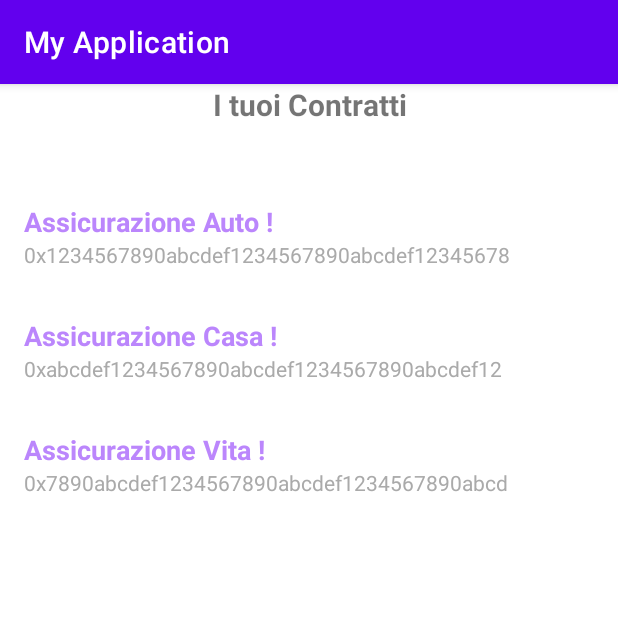
After one commit to G4njalf/tirocinio, an Android app: the fragment ContractsFragment shown on its own in the app's theme, on a phone screen of 412 x 824 dp, the top half of it. The commit adds this screen. Run offline under Robolectric (Android 15) with nearby library versions, the phone set to English and light mode, and no system bars.

Commit message:
ui contratti

```diff
--- a/Dapp/app/src/main/java/com/example/myapplication/ui/contract_creation/ContractCreationFragment.kt
+++ b/Dapp/app/src/main/java/com/example/myapplication/ui/contract_creation/ContractCreationFragment.kt
@@ -29,7 +29,11 @@ class ContractCreationFragment : Fragment() {
         _binding = FragmentContractCreationBinding.inflate(inflater, container, false)
         val root: View = binding.root
 
+        binding.progressBarCreateContract.visibility = View.GONE
 
+        contractCreationViewModel.isLoading.observe(viewLifecycleOwner) { isLoading ->
+            binding.progressBarCreateContract.visibility = if (isLoading) View.VISIBLE else View.GONE
+        }
 
         binding.buttonCreateContract.setOnClickListener {
             val insuredAddress = binding.editTextEnsurer.text.toString()
--- /dev/null
+++ b/Dapp/app/src/main/java/com/example/myapplication/ui/contracts/ContractAdapter.kt
@@ -0,0 +1,48 @@
+package com.example.myapplication.ui.contracts
+
+import android.content.Intent
+import android.view.LayoutInflater
+import android.view.View
+import android.view.ViewGroup
+import android.widget.TextView
+import androidx.recyclerview.widget.RecyclerView
+import com.example.myapplication.ContractDetailActivity
+import com.example.myapplication.R
+
+data class Contract(
+    val address: String,
+    val title: String)
+
+class ContractAdapter(private val contractList: List<Contract>):RecyclerView.Adapter<ContractAdapter.ContractViewHolder>() {
+
+    class ContractViewHolder(itemView: View) : RecyclerView.ViewHolder(itemView) {
+        val addressText: TextView = itemView.findViewById(R.id.addressText)
+        val titleText: TextView = itemView.findViewById(R.id.titleText)
+    }
+
+    override fun onCreateViewHolder(parent: ViewGroup, viewType: Int): ContractViewHolder {
+        val view = LayoutInflater.from(parent.context)
+            .inflate(R.layout.item_contract, parent, false)
+        return ContractViewHolder(view)
+    }
+
+    override fun onBindViewHolder(holder: ContractViewHolder, position: Int) {
+        val contract = contractList[position]
+        holder.addressText.text = contract.address
+        holder.titleText.text = "${contract.title} !"
+
+        holder.itemView.setOnClickListener {
+            val context = holder.itemView.context
+            val intent = Intent(context,ContractDetailActivity::class.java).apply {
+                putExtra("contractAddress", contract.address)
+                putExtra("contractTitle", contract.title)
+
+            }
+            context.startActivity(intent)
+        }
+
+    }
+
+    override fun getItemCount() = contractList.size
+
+}
--- /dev/null
+++ b/Dapp/app/src/main/java/com/example/myapplication/ui/contracts/ContractsFragment.kt
@@ -0,0 +1,54 @@
+package com.example.myapplication.ui.contracts
+
+import android.os.Bundle
+import android.view.LayoutInflater
+import android.view.View
+import android.view.ViewGroup
+import androidx.fragment.app.Fragment
+import androidx.lifecycle.ViewModelProvider
+import androidx.recyclerview.widget.LinearLayoutManager
+import com.example.myapplication.databinding.FragmentContractsBinding
+
+class ContractsFragment : Fragment() {
+
+    private var _binding: FragmentContractsBinding? = null
+
+    // This property is only valid between onCreateView and
+    // onDestroyView.
+    private val binding get() = _binding!!
+
+    override fun onCreateView(
+        inflater: LayoutInflater,
+        container: ViewGroup?,
+        savedInstanceState: Bundle?
+    ): View {
+        val galleryViewModel =
+            ViewModelProvider(this)[ContractsViewModel::class.java]
+
+        _binding = FragmentContractsBinding.inflate(inflater, container, false)
+        val root: View = binding.root
+
+        val recyclerView = binding.recyclerView
+
+        recyclerView.layoutManager = LinearLayoutManager(context)
+
+        val contratti = listOf(
+            Contract("0x1234567890abcdef1234567890abcdef12345678", "Assicurazione Auto"),
+            Contract("0xabcdef1234567890abcdef1234567890abcdef12", "Assicurazione Casa"),
+            Contract("0x7890abcdef1234567890abcdef1234567890abcd", "Assicurazione Vita")
+        )
+
+        val adapter = ContractAdapter(contratti)
+
+        recyclerView.adapter = adapter
+
+        // cose qui
+
+        return root
+    }
+
+    override fun onDestroyView() {
+        super.onDestroyView()
+        _binding = null
+    }
+}
--- /dev/null
+++ b/Dapp/app/src/main/java/com/example/myapplication/ui/contracts/ContractsViewModel.kt
@@ -0,0 +1,14 @@
+package com.example.myapplication.ui.contracts
+
+import androidx.lifecycle.ViewModel
+
+class ContractsViewModel : ViewModel() {
+
+
+
+
+
+
+
+
+}
--- /dev/null
+++ b/Dapp/app/src/main/res/layout/fragment_contracts.xml
@@ -0,0 +1,32 @@
+<?xml version="1.0" encoding="utf-8"?>
+<androidx.constraintlayout.widget.ConstraintLayout xmlns:android="http://schemas.android.com/apk/res/android"
+    xmlns:app="http://schemas.android.com/apk/res-auto"
+    xmlns:tools="http://schemas.android.com/tools"
+    android:layout_width="match_parent"
+    android:layout_height="match_parent"
+    tools:context=".ui.contracts.ContractsFragment">
+
+    <TextView
+        android:id="@+id/textView2"
+        android:layout_width="173dp"
+        android:layout_height="63dp"
+        android:text="I tuoi Contratti"
+        android:textAlignment="center"
+        android:textAllCaps="false"
+        android:textSize="20sp"
+        android:textStyle="bold"
+        app:layout_constraintTop_toTopOf="parent"
+        app:layout_constraintStart_toStartOf="parent"
+        app:layout_constraintEnd_toEndOf="parent" />
+
+    <androidx.recyclerview.widget.RecyclerView
+        android:id="@+id/recyclerView"
+        android:layout_width="0dp"
+        android:layout_height="610dp"
+        app:layout_constraintBottom_toBottomOf="parent"
+        app:layout_constraintTop_toBottomOf="@+id/textView2"
+        app:layout_constraintStart_toStartOf="parent"
+        app:layout_constraintEnd_toEndOf="parent"
+        app:layout_constraintVertical_bias="0.0"
+        tools:layout_editor_absoluteX="1dp" />
+</androidx.constraintlayout.widget.ConstraintLayout>
--- /dev/null
+++ b/Dapp/app/src/main/res/layout/item_contract.xml
@@ -0,0 +1,39 @@
+<?xml version="1.0" encoding="utf-8"?>
+<androidx.constraintlayout.widget.ConstraintLayout xmlns:android="http://schemas.android.com/apk/res/android"
+    xmlns:app="http://schemas.android.com/apk/res-auto"
+    android:layout_width="match_parent"
+    android:layout_height="wrap_content"
+    android:padding="16dp"
+    android:background="?attr/selectableItemBackground"
+    android:clickable="true"
+    android:focusable="true">
+
+    <!-- Titolo del contratto -->
+    <TextView
+        android:id="@+id/titleText"
+        android:layout_width="0dp"
+        android:layout_height="wrap_content"
+        android:text="Titolo Contratto"
+        android:textColor="@color/purple_200"
+        android:textSize="18sp"
+        android:textStyle="bold"
+        app:layout_constraintEnd_toEndOf="parent"
+        app:layout_constraintStart_toStartOf="parent"
+        app:layout_constraintTop_toTopOf="parent" />
+
+    <!-- Indirizzo del contratto -->
+    <TextView
+        android:id="@+id/addressText"
+        android:layout_width="0dp"
+        android:layout_height="wrap_content"
+        android:text="0x1234567890abcdef1234567890abcdef12345678"
+        android:textSize="14sp"
+        android:textColor="@android:color/darker_gray"
+        android:maxLines="1"
+        android:ellipsize="end"
+        app:layout_constraintTop_toBottomOf="@id/titleText"
+        app:layout_constraintStart_toStartOf="parent"
+        app:layout_constraintEnd_toEndOf="parent"
+        app:layout_constraintBottom_toBottomOf="parent" />
+
+</androidx.constraintlayout.widget.ConstraintLayout>
--- a/Dapp/app/src/main/res/menu/activity_main_drawer.xml
+++ b/Dapp/app/src/main/res/menu/activity_main_drawer.xml
@@ -11,7 +11,7 @@
         <item
             android:id="@+id/nav_gallery"
             android:icon="@drawable/ic_menu_gallery"
-            android:title="@string/menu_gallery" />
+            android:title="@string/menu_contracts" />
         <item
             android:id="@+id/nav_contract_creation"
             android:icon="@drawable/ic_menu_slideshow"
--- a/Dapp/app/src/main/res/navigation/mobile_navigation.xml
+++ b/Dapp/app/src/main/res/navigation/mobile_navigation.xml
@@ -13,9 +13,9 @@
 
     <fragment
         android:id="@+id/nav_gallery"
-        android:name="com.example.myapplication.ui.gallery.GalleryFragment"
-        android:label="@string/menu_gallery"
-        tools:layout="@layout/fragment_gallery" />
+        android:name="com.example.myapplication.ui.contracts.ContractsFragment"
+        android:label="@string/menu_contracts"
+        tools:layout="@layout/fragment_contracts" />
 
     <fragment
         android:id="@+id/nav_contract_creation"
--- a/Dapp/app/src/main/res/values/strings.xml
+++ b/Dapp/app/src/main/res/values/strings.xml
@@ -8,7 +8,7 @@
     <string name="action_settings">Settings</string>
     <string name="action_logout">Logout</string>
     <string name="menu_home">Home</string>
-    <string name="menu_gallery">Gallery</string>
+    <string name="menu_contracts">Contracts</string>
     <string name="menu_contract_creation">Contract Creation</string>
     <string name="menu_logout">Logout</string>
 </resources>
```
Also changed, not shown: Dapp/app/src/main/AndroidManifest.xml (+6 -1 lines), Dapp/app/src/main/java/com/example/myapplication/ContractDetailActivity.kt (added, +30 -0 lines), Dapp/app/src/main/java/com/example/myapplication/ui/contract_creation/ContractCreationViewModel.kt (+9 -1 lines), Dapp/app/src/main/java/com/example/myapplication/ui/gallery/GalleryFragment.kt (deleted, +0 -40 lines), Dapp/app/src/main/java/com/example/myapplication/ui/gallery/GalleryViewModel.kt (deleted, +0 -34 lines), Dapp/app/src/main/res/layout/contract_details.xml (renamed from Dapp/app/src/main/res/layout/fragment_gallery.xml, +13 -16 lines), Dapp/app/src/main/res/layout/fragment_contract_creation.xml (+17 -3 lines).
